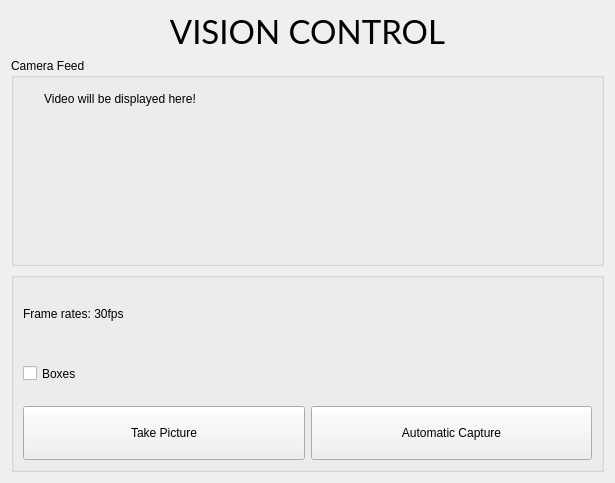
Qt form ui/vision.ui (ayuyamo/gui-robot) before a commit.
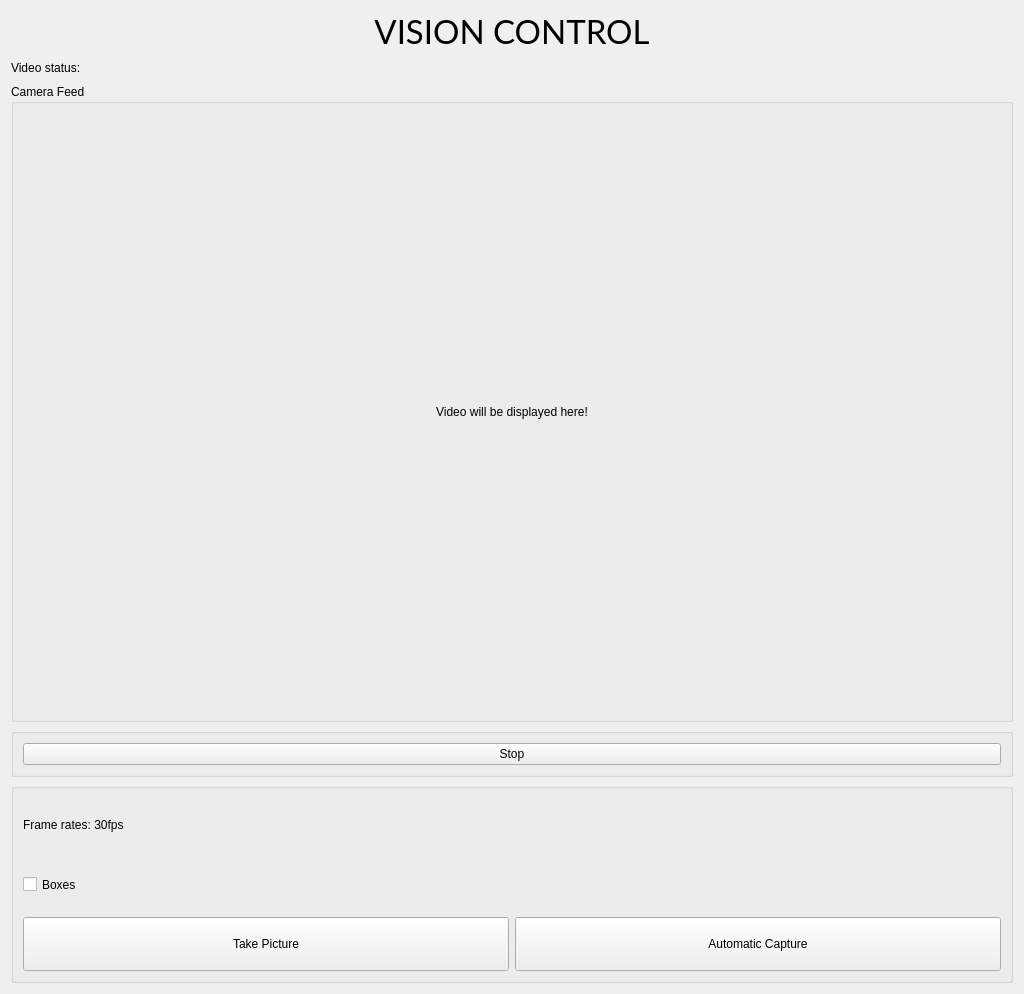
The same form after that commit.

Diff of the .ui file:
```diff
--- a/ui/vision.ui
+++ b/ui/vision.ui
@@ -6,15 +6,30 @@
    <rect>
     <x>0</x>
     <y>0</y>
-    <width>615</width>
-    <height>483</height>
+    <width>1024</width>
+    <height>994</height>
    </rect>
   </property>
   <property name="windowTitle">
    <string>Form</string>
   </property>
-  <layout class="QGridLayout" name="gridLayout_2">
+  <layout class="QGridLayout" name="gridLayout_3">
    <item row="0" column="0">
+    <layout class="QHBoxLayout" name="horizontalLayout_2">
+     <item>
+      <spacer name="horizontalSpacer">
+       <property name="orientation">
+        <enum>Qt::Horizontal</enum>
+       </property>
+       <property name="sizeHint" stdset="0">
+        <size>
+         <width>40</width>
+         <height>20</height>
+        </size>
+       </property>
+      </spacer>
+     </item>
+     <item>
     <widget class="QLabel" name="label">
      <property name="minimumSize">
       <size>
@@ -44,7 +59,53 @@
      </property>
     </widget>
    </item>
+     <item>
+      <spacer name="horizontalSpacer_2">
+       <property name="orientation">
+        <enum>Qt::Horizontal</enum>
+       </property>
+       <property name="sizeHint" stdset="0">
+        <size>
+         <width>40</width>
+         <height>20</height>
+        </size>
+       </property>
+      </spacer>
+     </item>
+    </layout>
+   </item>
    <item row="1" column="0">
+    <layout class="QHBoxLayout" name="horizontalLayout_3">
+     <item>
+      <widget class="QLabel" name="label_3">
+       <property name="text">
+        <string>Video status:</string>
+       </property>
+      </widget>
+     </item>
+     <item>
+      <widget class="QLabel" name="video_status">
+       <property name="text">
+        <string/>
+       </property>
+      </widget>
+     </item>
+     <item>
+      <spacer name="horizontalSpacer_3">
+       <property name="orientation">
+        <enum>Qt::Horizontal</enum>
+       </property>
+       <property name="sizeHint" stdset="0">
+        <size>
+         <width>40</width>
+         <height>20</height>
+        </size>
+       </property>
+      </spacer>
+     </item>
+    </layout>
+   </item>
+   <item row="2" column="0">
     <widget class="QGroupBox" name="groupBox">
      <property name="sizePolicy">
       <sizepolicy hsizetype="Expanding" vsizetype="Expanding">
@@ -61,15 +122,9 @@
      <property name="title">
       <string>Camera Feed</string>
      </property>
+     <layout class="QGridLayout" name="gridLayout_4">
+      <item row="0" column="0">
      <widget class="QLabel" name="camera_feed">
-      <property name="geometry">
-       <rect>
-        <x>12</x>
-        <y>32</y>
-        <width>194</width>
-        <height>17</height>
-       </rect>
-      </property>
       <property name="text">
        <string>Video will be displayed here!</string>
       </property>
@@ -77,9 +132,33 @@
        <set>Qt::AlignCenter</set>
       </property>
      </widget>
+      </item>
+     </layout>
     </widget>
    </item>
-   <item row="2" column="0">
+   <item row="3" column="0">
+    <widget class="QGroupBox" name="groupBox_3">
+     <property name="sizePolicy">
+      <sizepolicy hsizetype="Preferred" vsizetype="Fixed">
+       <horstretch>0</horstretch>
+       <verstretch>0</verstretch>
+      </sizepolicy>
+     </property>
+     <property name="title">
+      <string/>
+     </property>
+     <layout class="QGridLayout" name="gridLayout_2">
+      <item row="0" column="0">
+       <widget class="QPushButton" name="stop_video">
+        <property name="text">
+         <string>Stop</string>
+        </property>
+       </widget>
+      </item>
+     </layout>
+    </widget>
+   </item>
+   <item row="4" column="0">
     <widget class="QGroupBox" name="groupBox_2">
      <property name="sizePolicy">
       <sizepolicy hsizetype="MinimumExpanding" vsizetype="MinimumExpanding">
@@ -169,6 +248,19 @@
     </widget>
    </item>
   </layout>
+  <widget class="QLabel" name="label_2">
+   <property name="geometry">
+    <rect>
+     <x>140</x>
+     <y>90</y>
+     <width>59</width>
+     <height>16</height>
+    </rect>
+   </property>
+   <property name="text">
+    <string/>
+   </property>
+  </widget>
  </widget>
  <resources/>
  <connections/>
```
Left out of the diff: 38 changed lines with no effect on the pictures. Lines whose indentation alone changed are shown as unchanged.
